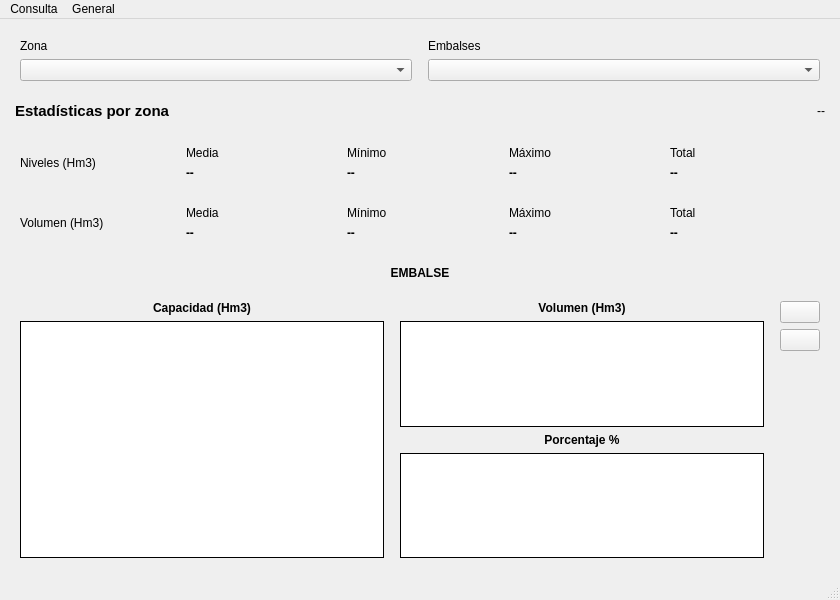
This is src/ver_embalses.ui in federicomartinlara1976/VerEmbalses as Qt 5 draws it before an edit. The edited form follows.
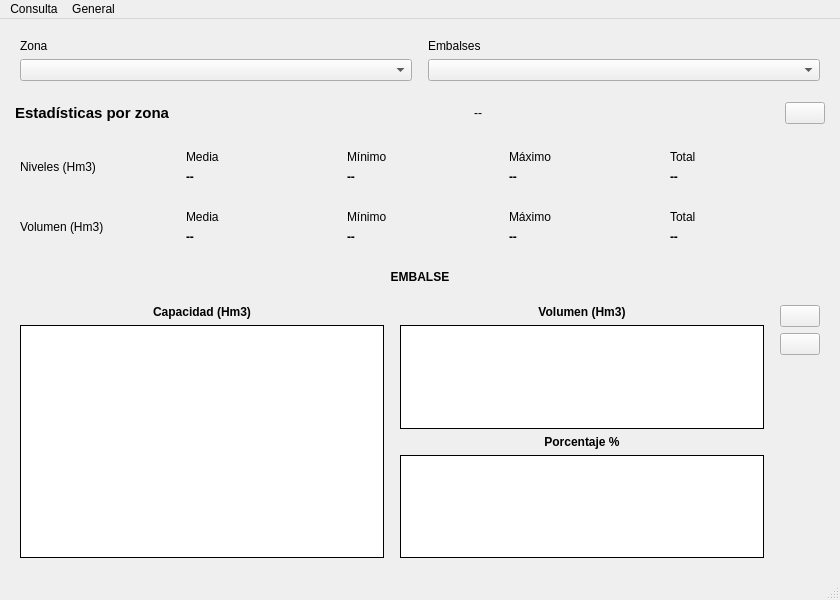
This is the edited form.

What changed in the file:
```diff
--- a/src/ver_embalses.ui
+++ b/src/ver_embalses.ui
@@ -166,6 +166,19 @@
         </property>
        </widget>
       </item>
+      <item>
+       <spacer name="horizontalSpacer_2">
+        <property name="orientation">
+         <enum>Qt::Horizontal</enum>
+        </property>
+        <property name="sizeHint" stdset="0">
+         <size>
+          <width>40</width>
+          <height>20</height>
+         </size>
+        </property>
+       </spacer>
+      </item>
       <item>
        <widget class="QLabel" name="lblZona">
         <property name="text">
@@ -176,6 +189,30 @@
         </property>
        </widget>
       </item>
+      <item>
+       <spacer name="horizontalSpacer">
+        <property name="orientation">
+         <enum>Qt::Horizontal</enum>
+        </property>
+        <property name="sizeHint" stdset="0">
+         <size>
+          <width>40</width>
+          <height>20</height>
+         </size>
+        </property>
+       </spacer>
+      </item>
+      <item>
+       <layout class="QHBoxLayout" name="horizontalLayout_6">
+        <item>
+         <widget class="QPushButton" name="btnVerEmbalses">
+          <property name="text">
+           <string/>
+          </property>
+         </widget>
+        </item>
+       </layout>
+      </item>
      </layout>
     </item>
     <item>
```
